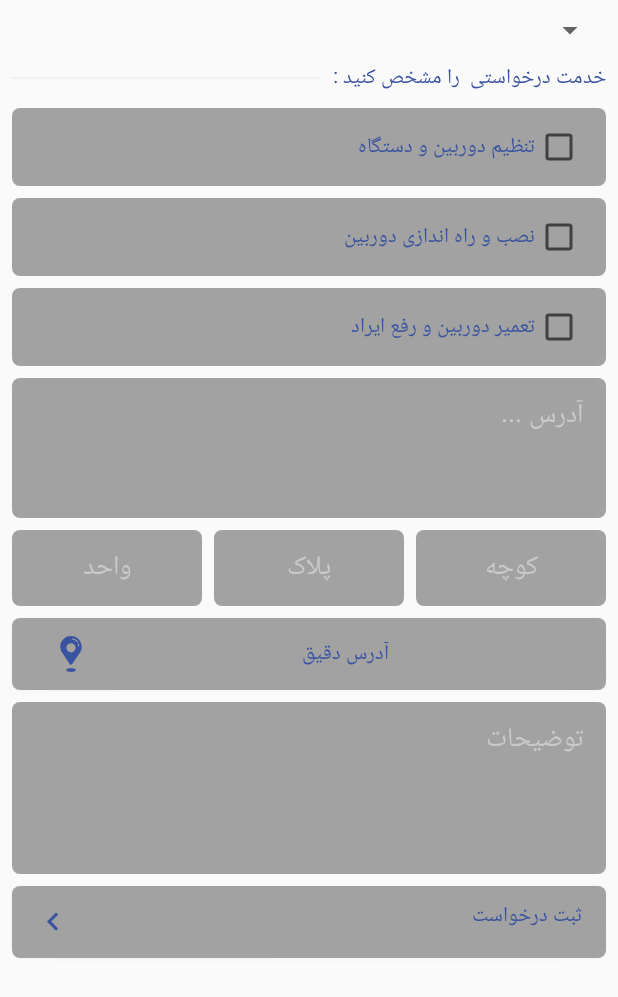
After one commit to T3RON/FZM, an Android app: the layout activity_camera.xml on its own in the app's theme, with its tools: preview values and no code run, on a phone screen of 412 x 824 dp. The commit adds this screen. Shown: the top 997 px of the screen. Run offline under Robolectric (Android 15) with nearby library versions, the phone set to English and light mode, and no system bars.

Commit message:
page camera create
Page Camera V 1.1
Page Asansor V 1.3
Page Main V 1.4

```diff
--- a/app/src/main/AndroidManifest.xml
+++ b/app/src/main/AndroidManifest.xml
@@ -22,7 +22,8 @@
         android:supportsRtl="true"
         android:theme="@style/AppTheme"
         tools:ignore="GoogleAppIndexingWarning">
-        <activity android:name=".Asansor"></activity>
+        <activity android:name=".Camera"></activity>
+        <activity android:name=".Asansor" />
         <activity
             android:name=".Panels.Sms"
             android:theme="@style/AppTheme.NoActionBar"
--- a/app/src/main/java/ir/mseif/app/com/fzm/Asansor.java
+++ b/app/src/main/java/ir/mseif/app/com/fzm/Asansor.java
@@ -1,6 +1,7 @@
 package ir.mseif.app.com.fzm;
 
 import android.content.Context;
+import android.content.Intent;
 import android.support.v7.app.AppCompatActivity;
 import android.os.Bundle;
 import android.view.View;
@@ -68,6 +69,13 @@ public class Asansor extends AppCompatActivity {
     }
 
 
+    // Go To Time Activity
+    public void Go_To_Time (View v){
+        Intent intent = new Intent(getApplicationContext(), MainActivity.class);
+        startActivity(intent);
+    }
+
+
     @Override
     protected void attachBaseContext(Context newBase) {
         super.attachBaseContext(CalligraphyContextWrapper.wrap(newBase));
--- /dev/null
+++ b/app/src/main/java/ir/mseif/app/com/fzm/Camera.java
@@ -0,0 +1,33 @@
+package ir.mseif.app.com.fzm;
+
+import android.content.Context;
+import android.content.Intent;
+import android.support.v7.app.AppCompatActivity;
+import android.os.Bundle;
+import android.view.View;
+
+import uk.co.chrisjenx.calligraphy.CalligraphyContextWrapper;
+
+public class Camera extends AppCompatActivity {
+
+    @Override
+    protected void onCreate(Bundle savedInstanceState) {
+        super.onCreate(savedInstanceState);
+        setContentView(R.layout.activity_camera);
+    }
+
+
+
+
+    // Go To Time Activity
+    public void Go_To_Time (View v){
+        Intent intent = new Intent(getApplicationContext(), MainActivity.class);
+        startActivity(intent);
+    }
+
+
+    @Override
+    protected void attachBaseContext(Context newBase) {
+        super.attachBaseContext(CalligraphyContextWrapper.wrap(newBase));
+    }
+}
--- a/app/src/main/res/layout/activity_asansor.xml
+++ b/app/src/main/res/layout/activity_asansor.xml
@@ -186,14 +186,14 @@
             android:layout_height="1dp"
             android:layout_marginStart="8dp"
             android:layout_marginLeft="8dp"
-            android:layout_marginTop="8dp"
             android:layout_marginEnd="8dp"
             android:layout_marginRight="8dp"
+            android:background="@color/color_asansor_view"
             android:paddingStart="15dp"
+            android:paddingTop="10dp"
             android:paddingEnd="15dp"
-            android:paddingTop="10dp"
             android:paddingBottom="10dp"
-            android:background="@color/color_asansor_view"
+            app:layout_constraintBottom_toBottomOf="@+id/textView11"
             app:layout_constraintEnd_toStartOf="@+id/textView11"
             app:layout_constraintHorizontal_bias="0.484"
             app:layout_constraintStart_toStartOf="parent"
@@ -325,14 +325,14 @@
             android:layout_height="1dp"
             android:layout_marginStart="8dp"
             android:layout_marginLeft="8dp"
-            android:layout_marginTop="8dp"
             android:layout_marginEnd="8dp"
             android:layout_marginRight="8dp"
+            android:background="@color/color_asansor_view"
             android:paddingStart="15dp"
+            android:paddingTop="10dp"
             android:paddingEnd="15dp"
-            android:paddingTop="10dp"
             android:paddingBottom="10dp"
-            android:background="@color/color_asansor_view"
+            app:layout_constraintBottom_toBottomOf="@+id/textView12"
             app:layout_constraintEnd_toStartOf="@+id/textView12"
             app:layout_constraintStart_toStartOf="parent"
             app:layout_constraintTop_toTopOf="@+id/textView12" />
@@ -362,6 +362,7 @@
                 android:button="@null"
                 android:drawableRight="?android:attr/listChoiceIndicatorMultiple"
                 android:text="خارجی"
+                android:gravity="center"
                 android:textColor="@color/colorPrimary"
                 app:layout_constraintBottom_toBottomOf="parent"
                 app:layout_constraintEnd_toEndOf="parent"
@@ -386,6 +387,7 @@
                 android:button="@null"
                 android:drawableRight="?android:attr/listChoiceIndicatorMultiple"
                 android:text="ایرانی"
+                android:gravity="center"
                 android:textColor="@color/colorPrimary"
                 app:layout_constraintBottom_toBottomOf="parent"
                 app:layout_constraintEnd_toStartOf="@+id/checkBox8"
@@ -404,18 +406,20 @@
                 android:layout_marginEnd="8dp"
                 android:layout_marginRight="8dp"
                 android:layout_marginBottom="8dp"
-                android:paddingStart="15dp"
-                android:paddingEnd="15dp"
-                android:paddingTop="10dp"
-                android:paddingBottom="10dp"
                 android:background="@drawable/style_asansor_corner"
                 android:button="@null"
                 android:drawableRight="?android:attr/listChoiceIndicatorMultiple"
+                android:gravity="center"
+                android:paddingStart="15dp"
+                android:paddingTop="10dp"
+                android:paddingEnd="15dp"
+                android:paddingBottom="10dp"
                 android:text="نمی دانم"
                 android:textColor="@color/colorPrimary"
                 app:layout_constraintBottom_toBottomOf="parent"
                 app:layout_constraintEnd_toStartOf="@+id/checkBox9"
                 app:layout_constraintHorizontal_bias="0.5"
+                app:layout_constraintHorizontal_chainStyle="spread_inside"
                 app:layout_constraintStart_toStartOf="parent"
                 app:layout_constraintTop_toTopOf="parent"
                 tools:ignore="RtlHardcoded" />
@@ -438,7 +442,9 @@
             android:background="@drawable/style_asansor_corner"
             android:ems="10"
             android:hint="آدرس ..."
-            android:inputType="textPersonName"
+            android:inputType="textMultiLine"
+            android:minLines="3"
+            android:gravity="top"
             android:textColorHint="@color/color_hint"
             app:layout_constraintEnd_toEndOf="parent"
             app:layout_constraintStart_toStartOf="parent"
@@ -522,17 +528,19 @@
             android:layout_marginEnd="8dp"
             android:layout_marginRight="8dp"
             android:background="@drawable/style_asansor_corner"
-            android:ems="10"
             android:hint="توضیحات"
+            android:inputType="textMultiLine"
+            android:minLines="4"
+            android:gravity="top"
             android:paddingStart="15dp"
+            android:paddingTop="10dp"
             android:paddingEnd="15dp"
-            android:paddingTop="10dp"
             android:paddingBottom="10dp"
-            android:inputType="textPersonName"
             android:textColorHint="@color/color_hint"
             app:layout_constraintEnd_toEndOf="parent"
             app:layout_constraintStart_toStartOf="parent"
             app:layout_constraintTop_toBottomOf="@+id/editText3" />
+
 
         <Button
             android:id="@+id/button4"
@@ -557,6 +565,7 @@
             app:layout_constraintEnd_toEndOf="parent"
             app:layout_constraintStart_toStartOf="parent"
             app:layout_constraintTop_toBottomOf="@+id/editText5"
+            android:onClick="Go_To_Time"
             tools:ignore="RtlCompat" />
 
     </android.support.constraint.ConstraintLayout>
--- /dev/null
+++ b/app/src/main/res/layout/activity_camera.xml
@@ -0,0 +1,287 @@
+<?xml version="1.0" encoding="utf-8"?>
+<ScrollView xmlns:android="http://schemas.android.com/apk/res/android"
+    xmlns:app="http://schemas.android.com/apk/res-auto"
+    xmlns:tools="http://schemas.android.com/tools"
+    android:layout_width="match_parent"
+    android:layout_height="match_parent"
+    tools:context=".Camera">
+
+    <android.support.constraint.ConstraintLayout
+        android:layout_width="match_parent"
+        android:layout_height="wrap_content">
+
+        <Spinner
+            android:id="@+id/spinner2"
+            android:layout_width="match_parent"
+            android:layout_height="wrap_content"
+            android:layout_marginStart="8dp"
+            android:layout_marginLeft="8dp"
+            android:layout_marginTop="8dp"
+            android:layout_marginEnd="8dp"
+            android:layout_marginRight="8dp"
+            app:layout_constraintEnd_toEndOf="parent"
+            app:layout_constraintStart_toStartOf="parent"
+            app:layout_constraintTop_toTopOf="parent" />
+
+        <TextView
+            android:id="@+id/textView13"
+            android:layout_width="wrap_content"
+            android:layout_height="wrap_content"
+            android:layout_marginTop="8dp"
+            android:layout_marginEnd="8dp"
+            android:layout_marginRight="8dp"
+            android:text="خدمت درخواستی  را مشخص کنید :"
+            android:textColor="@color/colorPrimary"
+            app:layout_constraintEnd_toEndOf="parent"
+            app:layout_constraintTop_toBottomOf="@+id/spinner2" />
+
+        <View
+            android:id="@+id/view3"
+            android:layout_width="0dp"
+            android:layout_height="1dp"
+            android:layout_marginStart="8dp"
+            android:layout_marginLeft="8dp"
+            android:layout_marginEnd="8dp"
+            android:layout_marginRight="8dp"
+            android:background="@color/color_asansor_view"
+            android:paddingStart="15dp"
+            android:paddingTop="10dp"
+            android:paddingEnd="15dp"
+            android:paddingBottom="10dp"
+            app:layout_constraintBottom_toBottomOf="@+id/textView13"
+            app:layout_constraintEnd_toStartOf="@+id/textView13"
+            app:layout_constraintStart_toStartOf="parent"
+            app:layout_constraintTop_toTopOf="@+id/textView13" />
+
+        <CheckBox
+            android:id="@+id/checkBox11"
+            android:layout_width="0dp"
+            android:layout_height="wrap_content"
+            android:layout_marginStart="8dp"
+            android:layout_marginLeft="8dp"
+            android:layout_marginTop="8dp"
+            android:layout_marginEnd="8dp"
+            android:layout_marginRight="8dp"
+            android:background="@drawable/style_asansor_corner"
+            android:button="@null"
+            android:drawableRight="?android:attr/listChoiceIndicatorMultiple"
+            android:paddingStart="15dp"
+            android:paddingTop="10dp"
+            android:paddingEnd="15dp"
+            android:paddingBottom="10dp"
+            android:text="تنظیم دوربین و دستگاه"
+            android:textColor="@color/colorPrimary"
+            app:layout_constraintEnd_toEndOf="parent"
+            app:layout_constraintStart_toStartOf="parent"
+            app:layout_constraintTop_toBottomOf="@+id/textView13"
+            tools:ignore="RtlHardcoded" />
+
+        <CheckBox
+            android:id="@+id/checkBox12"
+            android:layout_width="0dp"
+            android:layout_height="wrap_content"
+            android:layout_marginStart="8dp"
+            android:layout_marginLeft="8dp"
+            android:layout_marginTop="8dp"
+            android:layout_marginEnd="8dp"
+            android:layout_marginRight="8dp"
+            android:background="@drawable/style_asansor_corner"
+            android:button="@null"
+            android:drawableRight="?android:attr/listChoiceIndicatorMultiple"
+            android:paddingStart="15dp"
+            android:paddingTop="10dp"
+            android:paddingEnd="15dp"
+            android:paddingBottom="10dp"
+            android:text="نصب و راه اندازی دوربین"
+            android:textColor="@color/colorPrimary"
+            app:layout_constraintEnd_toEndOf="parent"
+            app:layout_constraintStart_toStartOf="parent"
+            app:layout_constraintTop_toBottomOf="@+id/checkBox11"
+            tools:ignore="RtlHardcoded" />
+
+        <CheckBox
+            android:id="@+id/checkBox13"
+            android:layout_width="0dp"
+            android:layout_height="wrap_content"
+            android:layout_marginStart="8dp"
+            android:layout_marginLeft="8dp"
+            android:layout_marginTop="8dp"
+            android:layout_marginEnd="8dp"
+            android:layout_marginRight="8dp"
+            android:background="@drawable/style_asansor_corner"
+            android:button="@null"
+            android:drawableRight="?android:attr/listChoiceIndicatorMultiple"
+            android:paddingStart="15dp"
+            android:paddingTop="10dp"
+            android:paddingEnd="15dp"
+            android:paddingBottom="10dp"
+            android:text="تعمیر دوربین و رفع ایراد"
+            android:textColor="@color/colorPrimary"
+            app:layout_constraintEnd_toEndOf="parent"
+            app:layout_constraintStart_toStartOf="parent"
+            app:layout_constraintTop_toBottomOf="@+id/checkBox12"
+            tools:ignore="RtlHardcoded" />
+
+        <EditText
+            android:id="@+id/editText6"
+            android:layout_width="0dp"
+            android:layout_height="wrap_content"
+            android:layout_marginStart="8dp"
+            android:layout_marginLeft="8dp"
+            android:layout_marginTop="8dp"
+            android:layout_marginEnd="8dp"
+            android:layout_marginRight="8dp"
+            android:background="@drawable/style_asansor_corner"
+            android:ems="10"
+            android:gravity="top"
+            android:hint="آدرس ..."
+            android:inputType="textMultiLine"
+            android:minLines="3"
+            android:paddingStart="15dp"
+            android:paddingTop="10dp"
+            android:paddingEnd="15dp"
+            android:paddingBottom="10dp"
+            android:textColorHint="@color/color_hint"
+            app:layout_constraintEnd_toEndOf="parent"
+            app:layout_constraintStart_toStartOf="parent"
+            app:layout_constraintTop_toBottomOf="@+id/checkBox13" />
+
+        <EditText
+            android:id="@+id/editText7"
+            android:layout_width="0dp"
+            android:layout_height="wrap_content"
+            android:layout_marginTop="8dp"
+            android:layout_marginEnd="8dp"
+            android:layout_marginRight="8dp"
+            android:background="@drawable/style_asansor_corner"
+            android:ems="10"
+            android:hint="کوچه"
+            android:inputType="textPersonName"
+            android:paddingStart="15dp"
+            android:paddingTop="10dp"
+            android:paddingEnd="15dp"
+            android:paddingBottom="10dp"
+            android:textAlignment="center"
+            android:textColorHint="@color/color_hint"
+            app:layout_constraintEnd_toEndOf="parent"
+            app:layout_constraintHorizontal_bias="0.5"
+            app:layout_constraintStart_toEndOf="@+id/editText9"
+            app:layout_constraintTop_toBottomOf="@+id/editText6" />
+
+        <EditText
+            android:id="@+id/editText8"
+            android:layout_width="0dp"
+            android:layout_height="wrap_content"
+            android:layout_marginStart="8dp"
+            android:layout_marginLeft="8dp"
+            android:layout_marginTop="8dp"
+            android:layout_marginEnd="8dp"
+            android:layout_marginRight="8dp"
+            android:background="@drawable/style_asansor_corner"
+            android:ems="10"
+            android:hint="واحد"
+            android:inputType="number"
+            android:paddingStart="15dp"
+            android:paddingTop="10dp"
+            android:paddingEnd="15dp"
+            android:paddingBottom="10dp"
+            android:textAlignment="center"
+            android:textColorHint="@color/color_hint"
+            app:layout_constraintEnd_toStartOf="@+id/editText9"
+            app:layout_constraintHorizontal_bias="0.5"
+            app:layout_constraintStart_toStartOf="parent"
+            app:layout_constraintTop_toBottomOf="@+id/editText6" />
+
+        <EditText
+            android:id="@+id/editText9"
+            android:layout_width="0dp"
+            android:layout_height="wrap_content"
+            android:layout_marginTop="8dp"
+            android:layout_marginEnd="8dp"
+            android:layout_marginRight="8dp"
+            android:background="@drawable/style_asansor_corner"
+            android:ems="10"
+            android:hint="پلاک"
+            android:inputType="number"
+            android:paddingStart="15dp"
+            android:paddingTop="10dp"
+            android:paddingEnd="15dp"
+            android:paddingBottom="10dp"
+            android:textAlignment="center"
+            android:textColorHint="@color/color_hint"
+            app:layout_constraintEnd_toStartOf="@+id/editText7"
+            app:layout_constraintHorizontal_bias="0.5"
+            app:layout_constraintStart_toEndOf="@+id/editText8"
+            app:layout_constraintTop_toBottomOf="@+id/editText6" />
+
+        <Button
+            android:id="@+id/button2"
+            android:layout_width="0dp"
+            android:layout_height="wrap_content"
+            android:layout_marginStart="8dp"
+            android:layout_marginLeft="8dp"
+            android:layout_marginTop="8dp"
+            android:layout_marginEnd="8dp"
+            android:layout_marginRight="8dp"
+            android:background="@drawable/style_asansor_corner"
+            android:drawableStart="@drawable/ic_location"
+            android:paddingStart="15dp"
+            android:paddingEnd="15dp"
+            android:text="آدرس دقیق"
+            android:textColor="@color/colorPrimary"
+            app:layout_constraintEnd_toEndOf="parent"
+            app:layout_constraintStart_toStartOf="parent"
+            app:layout_constraintTop_toBottomOf="@+id/editText8"
+            tools:ignore="RtlCompat" />
+
+        <EditText
+            android:id="@+id/editText10"
+            android:layout_width="0dp"
+            android:layout_height="wrap_content"
+            android:layout_marginStart="8dp"
+            android:layout_marginLeft="8dp"
+            android:layout_marginTop="8dp"
+            android:layout_marginEnd="8dp"
+            android:layout_marginRight="8dp"
+            android:background="@drawable/style_asansor_corner"
+            android:hint="توضیحات"
+            android:inputType="textMultiLine"
+            android:minLines="4"
+            android:gravity="top"
+            android:paddingStart="15dp"
+            android:paddingTop="10dp"
+            android:paddingEnd="15dp"
+            android:paddingBottom="10dp"
+            android:textColorHint="@color/color_hint"
+            app:layout_constraintEnd_toEndOf="parent"
+            app:layout_constraintStart_toStartOf="parent"
+            app:layout_constraintTop_toBottomOf="@+id/button2" />
+
+        <Button
+            android:id="@+id/button3"
+            android:layout_width="0dp"
+            android:layout_height="wrap_content"
+            android:layout_marginStart="8dp"
+            android:layout_marginLeft="8dp"
+            android:layout_marginTop="8dp"
+            android:layout_marginEnd="8dp"
+            android:layout_marginRight="8dp"
+            android:layout_marginBottom="8dp"
+            android:background="@drawable/style_asansor_corner"
+            android:drawableStart="@drawable/ic_arrow_left_blue"
+            android:gravity="right"
+            android:paddingTop="@dimen/dimen_lvl2"
+            android:paddingBottom="@dimen/dimen_lvl2"
+            android:paddingEnd="15dp"
+            android:paddingStart="15dp"
+            android:text="ثبت درخواست"
+            android:textColor="@color/colorPrimary"
+            app:layout_constraintBottom_toBottomOf="parent"
+            android:onClick="Go_To_Time"
+            tools:ignore="RtlCompat"
+            app:layout_constraintEnd_toEndOf="parent"
+            app:layout_constraintStart_toStartOf="parent"
+            app:layout_constraintTop_toBottomOf="@+id/editText10" />
+
+    </android.support.constraint.ConstraintLayout>
+</ScrollView>
```
